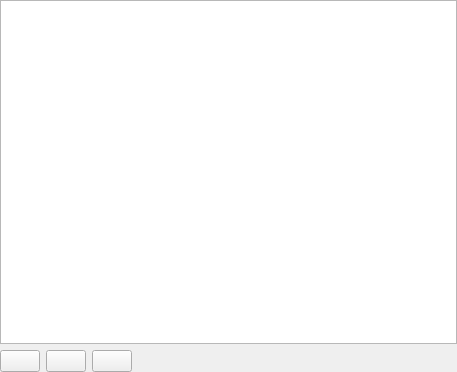
The window that src/ui/3d/qgsrulebased3drendererwidget.ui (qgis/QGIS) describes before a commit, drawn with Qt 5.
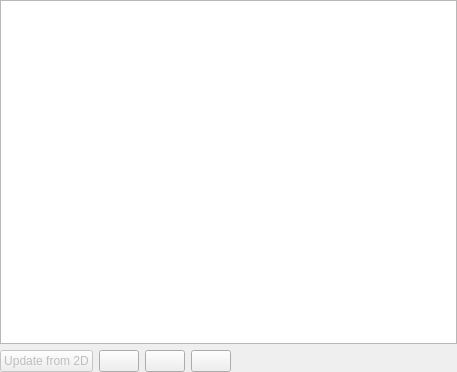
The same window after the commit. Icons and pictures are not drawn.

Commit message:
qgsrulebased3drendererwidget: Add action to update rules from 2D
The 3D
When the 2D and 3D renderers use the same attribute, the categories
are synchronized by adding new categories and removing obsolete ones
while preserving existing 3D category customizations.

If the attribute differs, the 3D categorized renderer is rebuilt from
the 2D one.

```diff
--- a/src/ui/3d/qgsrulebased3drendererwidget.ui
+++ b/src/ui/3d/qgsrulebased3drendererwidget.ui
@@ -53,6 +53,16 @@
    </item>
    <item>
     <layout class="QHBoxLayout" name="horizontalLayout">
+     <item>
+      <widget class="QPushButton" name="mBtnUpdateRulesFrom2D">
+       <property name="text">
+        <string>Update from 2D</string>
+       </property>
+       <property name="enabled">
+        <bool>false</bool>
+       </property>
+      </widget>
+     </item>
      <item>
       <widget class="QPushButton" name="btnAddRule">
        <property name="toolTip">
```
The commit also changes 2 other files.
